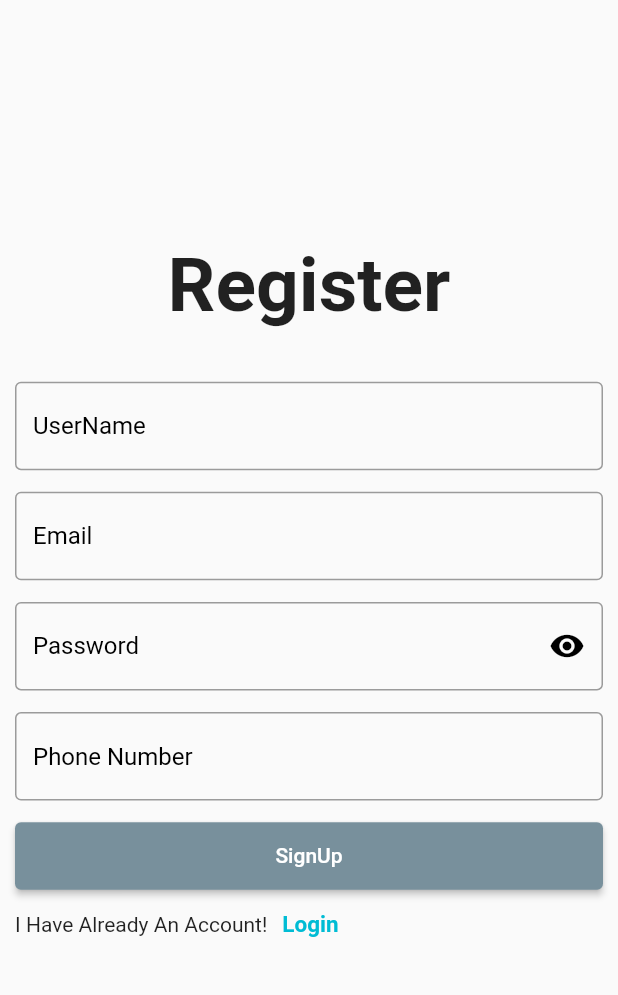
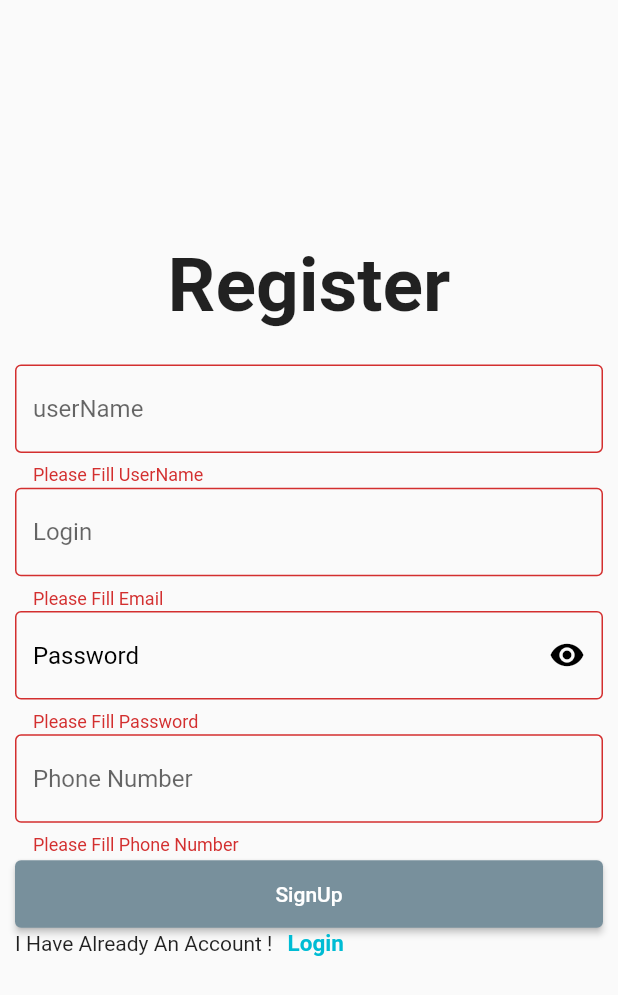
Before and after one commit to kebaDiarisso/flutter_firebase_Ecommerce_app-, a Flutter app: the SignUp screen opened directly, after a tap on "SignUp", on a phone screen of 412 x 824 dp. Shown: the top 995 px of the screen. Run offline on Flutter 3.47's test engine with Material 2 defaults, Android fonts, the phone set to English and light mode, and no system bars.

```diff
--- a/lib/main.dart
+++ b/lib/main.dart
@@ -9,24 +9,15 @@ void main() {
 class MyApp extends StatelessWidget {
   const MyApp({Key? key}) : super(key: key);
 
-  // This widget is the root of your application.
   @override
   Widget build(BuildContext context) {
     return MaterialApp(
       title: 'Flutter Demo',
       theme: ThemeData(
-        // This is the theme of your application.
-        //
-        // Try running your application with "flutter run". You'll see the
-        // application has a blue toolbar. Then, without quitting the app, try
-        // changing the primarySwatch below to Colors.green and then invoke
-        // "hot reload" (press "r" in the console where you ran "flutter run",
-        // or simply save your changes to "hot reload" in a Flutter IDE).
-        // Notice that the counter didn't reset back to zero; the application
-        // is not restarted.
+
         primarySwatch: Colors.blue,
       ),
-      home: const Login(),
+      home: Login(),
     );
   }
 }
--- a/lib/signUp.dart
+++ b/lib/signUp.dart
@@ -1,6 +1,10 @@
 import 'package:flutter/material.dart';
 import 'package:myapp/login.dart';
+import 'package:myapp/widget/changementScreens.dart';
 import 'package:myapp/widget/myButton.dart';
+
+import 'widget/mytextFormField.dart';
+import 'widget/passwordFormField.dart';
 
 class SignUp extends StatefulWidget {
   const SignUp({Key? key}) : super(key: key);
@@ -24,6 +28,101 @@ class _SignUpState extends State<SignUp> {
     } else {
       print("no");
     }
+  }
+
+  Widget _buildAllTextFormField() {
+    return Container(
+      height: 330,
+      child: Column(
+        mainAxisAlignment: MainAxisAlignment.spaceEvenly,
+        children: [
+          MyTextFormField(
+            name: "userName",
+            validator: (value) {
+              if (value == "") {
+                return "Please Fill UserName";
+              } else if (value!.length < 6) {
+                return "UserName Is Too Short";
+              }
+              return "";
+            },
+          ),
+          MyTextFormField(
+            name: "Login",
+            validator: (value) {
+              if (value == "") {
+                return "Please Fill Email";
+              } else if (!regExp.hasMatch(value!)) {
+                return "Email Is Invalid";
+              }
+              return "";
+            },
+          ),
+          PasswordTextFormField(
+            validator: (value) {
+              if (value == "") {
+                return "Please Fill Password";
+              } else if (value!.length < 8) {
+                return "Password Is Too Short";
+              }
+              return "";
+            },
+            // onTap: () {
+            //   // FocusScope.of(context).unfocus();
+            //   // setState(() {R
+            //   //   obserText = !obserText;
+            //   // });
+            // },
+            name: "Password",
+            obserText: obserText,
+            onTap: (String? context) {},
+          ),
+          MyTextFormField(
+            name: "Phone Number",
+            validator: (value) {
+              if (value == "") {
+                return "Please Fill Phone Number";
+              } else if (value!.length < 9) {
+                return "phone Number Must Be 9";
+              }
+              return "";
+            },
+          ),
+        ],
+      ),
+    );
+  }
+
+  Widget _buildBottomPart() {
+    return Container(
+      height: 400,
+      margin: const EdgeInsets.symmetric(horizontal: 10),
+      width: double.infinity,
+      //color: Colors.blue,
+      child: Column(
+        mainAxisAlignment: MainAxisAlignment.spaceEvenly,
+        children: [
+          _buildAllTextFormField(),
+          ////button
+          MyButton(
+              name: "SignUp",
+              onPressed: () {
+                validation();
+              }),
+          ChangeScreen(
+            name: "Login",
+            whichAccount: "I Have Already An Account !",
+            onTap: () {
+              Navigator.of(context).pushReplacement(
+                MaterialPageRoute(
+                  builder: (ctx) =>  Login(),
+                ),
+              );
+            },
+          ),
+        ],
+      ),
+    );
   }
 
   @override
@@ -54,129 +153,7 @@ class _SignUpState extends State<SignUp> {
                   const SizedBox(
                     height: 20,
                   ),
-                  Container(
-                    height: 400,
-                    margin: const EdgeInsets.symmetric(horizontal: 10),
-                    width: double.infinity,
-                    //color: Colors.blue,
-                    child: Column(
-                      mainAxisAlignment: MainAxisAlignment.spaceEvenly,
-                      children: [
-                        TextFormField(
-                          validator: (value) {
-                            if (value == "") {
-                              return "Please Fill UserName";
-                            } else if (value!.length < 6) {
-                              return "UserName Is Too Short";
-                            }
-                            return "";
-                          },
-                          decoration: const InputDecoration(
-                            hintText: "UserName",
-                            hintStyle: TextStyle(
-                              color: Colors.black,
-                            ),
-                            border: OutlineInputBorder(),
-                          ),
-                        ),
-                        TextFormField(
-                          validator: (value) {
-                            if (value == "") {
-                              return "Please Fill Email";
-                            } else if (!regExp.hasMatch(value!)) {
-                              return "Email Is Invalid";
-                            }
-                            return "";
-                          },
-                          decoration: const InputDecoration(
-                            hintText: "Email",
-                            hintStyle: TextStyle(
-                              color: Colors.black,
-                            ),
-                            border: OutlineInputBorder(),
-                          ),
-                        ),
-                        TextFormField(
-                          obscureText: obserText,
-                          validator: (value) {
-                            if (value == "") {
-                              return "Please Fill Password";
-                            } else if (value!.length < 8) {
-                              return "Password Is Too Short";
-                            }
-                            return "";
-                          },
-                          decoration: InputDecoration(
-                            hintText: "Password",
-                            hintStyle: const TextStyle(
-                              color: Colors.black,
-                            ),
-                            suffixIcon: GestureDetector(
-                                onTap: () {
-                                  setState(() {
-                                    obserText = !obserText;
-                                  });
-                                  FocusScope.of(context).unfocus();
-                                },
-                                child: Icon(
-                                  obserText == true
-                                      ? Icons.visibility
-                                      : Icons.visibility_off,
-                                  // Icons.visibility,
-                                  color: Colors.black,
-                                )),
-                            border: const OutlineInputBorder(),
-                          ),
-                        ),
-                        TextFormField(
-                          validator: (value) {
-                            if (value == "") {
-                              return "Please Fill Phone Number";
-                            } else if (value!.length < 9) {
-                              return "phone Number Must Be 9";
-                            }
-                            return "";
-                          },
-                          decoration: const InputDecoration(
-                            hintText: "Phone Number",
-                            // icon: Icon(Icons.phone),
-                            hintStyle: TextStyle(
-                              color: Colors.black,
-                            ),
-                            border: OutlineInputBorder(),
-                          ),
-                        ),
-                        ////button
-                        MyButton(name: "SignUp", onPressed: (){
-                          validation();
-                        }),
-                        Row(
-                          children: [
-                            const Text("I Have Already An Account!"),
-                            const SizedBox(
-                              width: 10,
-                            ),
-                            GestureDetector(
-                              onTap: () {
-                                Navigator.of(context).pushReplacement(
-                                  MaterialPageRoute(
-                                    builder: (ctx) => const Login(),
-                                  ),
-                                );
-                              },
-                              child: const Text(
-                                'Login',
-                                style: TextStyle(
-                                    color: Colors.cyan,
-                                    fontSize: 15,
-                                    fontWeight: FontWeight.bold),
-                              ),
-                            )
-                          ],
-                        )
-                      ],
-                    ),
-                  )
+                  _buildBottomPart(),
                 ],
               ),
             ),
--- a/lib/widget/changementScreens.dart
+++ b/lib/widget/changementScreens.dart
@@ -3,14 +3,16 @@ import 'package:flutter/material.dart';
 import '../login.dart';
 
 class ChangeScreen extends StatelessWidget {
-  late final String name;
+  late final String whichAccount;
   late final Function onTap;
+  final String name;
 
+ChangeScreen({required this.name, required this.onTap,required this.whichAccount});
   @override
   Widget build(BuildContext context) {
     return Row(
       children: [
-        Text("I Have Hot Account !"),
+        Text(whichAccount),
         SizedBox(
           width: 10,
         ),
@@ -22,8 +24,8 @@ class ChangeScreen extends StatelessWidget {
               ),
             );
           },
-          child: const Text(
-            'Login',
+          child:  Text(
+            name,
             style: TextStyle(
                 color: Colors.cyan, fontSize: 15, fontWeight: FontWeight.bold),
           ),
--- a/lib/widget/myButton.dart
+++ b/lib/widget/myButton.dart
@@ -1,7 +1,8 @@
 import 'package:flutter/material.dart';
 
 class MyButton extends StatelessWidget {
-  final Function onPressed;
+  //final Function onPressed;
+  final VoidCallback onPressed;
   final String name;
   MyButton({required this.name, required this.onPressed});
 
@@ -14,8 +15,8 @@ class MyButton extends StatelessWidget {
           style: ButtonStyle(
             backgroundColor: MaterialStateProperty.all(Colors.blueGrey[400]),
           ),
-        //  onPressed: onPressed(),
-        onPressed:(){},
+          onPressed: onPressed,
+        //onPressed:(){},
           child: Text(name)),
     );
   }
--- /dev/null
+++ b/lib/widget/mytextFormField.dart
@@ -0,0 +1,21 @@
+import 'package:flutter/material.dart';
+
+class MyTextFormField extends StatelessWidget {
+//  const MyTextFormField({ Key? key }) : super(key: key);
+
+  final String? Function(String?) validator;
+  final String name;
+
+  MyTextFormField({required this.name, required this.validator});
+  @override
+  Widget build(BuildContext context) {
+    return TextFormField(
+      validator: validator,
+      decoration: InputDecoration(
+        border: const OutlineInputBorder(),
+        hintText: name,
+        // hintStyle: const TextStyle(color: Colors.black)
+      ),
+    );
+  }
+}
--- /dev/null
+++ b/lib/widget/passwordFormField.dart
@@ -0,0 +1,33 @@
+import 'package:flutter/material.dart';
+
+class PasswordTextFormField extends StatelessWidget {
+  final bool obserText;
+  final String? Function(String?) validator;
+  final String name;
+  final Function(String?) onTap;
+  PasswordTextFormField({
+    required this.validator,
+    required this.onTap,
+    required this.name,
+    required this.obserText,
+  });
+  @override
+  Widget build(BuildContext context) {
+    return TextFormField(
+       validator: validator,
+      obscureText: obserText,
+      decoration: InputDecoration(
+        border: OutlineInputBorder(),
+        hintText: name,
+        suffixIcon: GestureDetector(
+          onTap: onTap(toString()),
+          child: Icon(
+            obserText == true ? Icons.visibility : Icons.visibility_off,
+            color: Colors.black,
+          ),
+        ),
+        hintStyle: TextStyle(color: Colors.black),
+      ),
+    );
+  }
+}
--- a/pubspec.yaml
+++ b/pubspec.yaml
@@ -34,6 +34,8 @@ dependencies:
   # The following adds the Cupertino Icons font to your application.
   # Use with the CupertinoIcons class for iOS style icons.
   cupertino_icons: ^1.0.2
+  firebase_auth: ^3.3.20
+  cloud_firestore: ^3.1.18
 
 dev_dependencies:
   flutter_test:
```
Also changed, not shown: lib/login.dart (+62 -85 lines), pubspec.lock, 5 other files.
